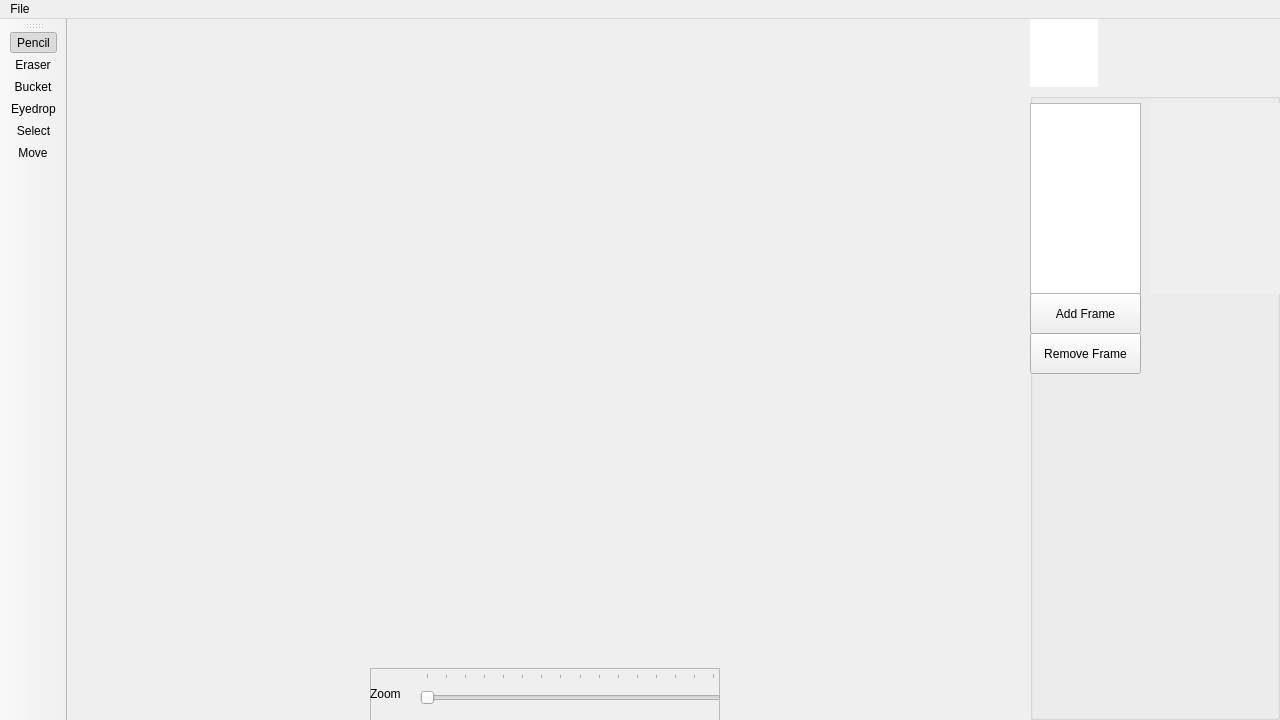
Kalean75/Sprite_Editor, file view.ui: the form before one commit.
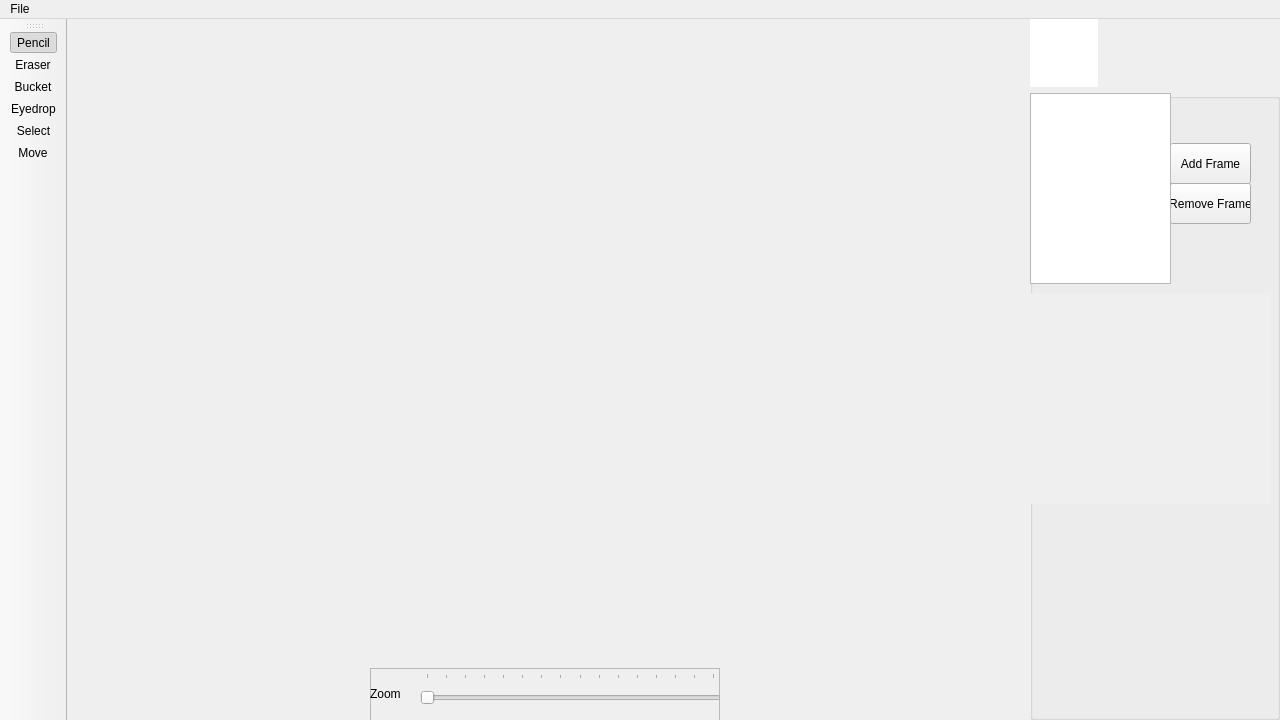
The form after the commit. Icons and pictures are not drawn.

```diff
--- a/view.ui
+++ b/view.ui
@@ -257,9 +257,9 @@
         <widget class="QPushButton" name="removeFrameButton">
          <property name="geometry">
           <rect>
-           <x>0</x>
-           <y>240</y>
-           <width>111</width>
+           <x>140</x>
+           <y>90</y>
+           <width>81</width>
            <height>41</height>
           </rect>
          </property>
@@ -279,9 +279,9 @@
         <widget class="QPushButton" name="addFrameButton">
          <property name="geometry">
           <rect>
-           <x>0</x>
-           <y>200</y>
-           <width>111</width>
+           <x>140</x>
+           <y>50</y>
+           <width>81</width>
            <height>41</height>
           </rect>
          </property>
@@ -293,8 +293,8 @@
          <property name="geometry">
           <rect>
            <x>0</x>
-           <y>10</y>
-           <width>111</width>
+           <y>0</y>
+           <width>141</width>
            <height>191</height>
           </rect>
          </property>
@@ -308,10 +308,10 @@
         <widget class="QLabel" name="framePreview">
          <property name="geometry">
           <rect>
-           <x>120</x>
-           <y>10</y>
-           <width>131</width>
-           <height>191</height>
+           <x>0</x>
+           <y>200</y>
+           <width>241</width>
+           <height>211</height>
           </rect>
          </property>
          <property name="autoFillBackground">
```
